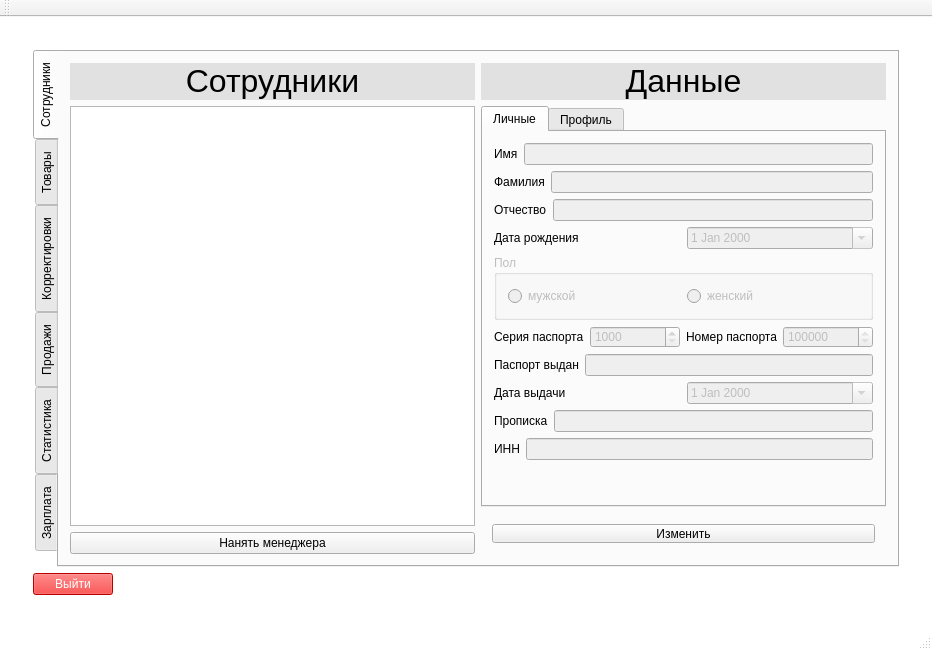
This is iSalary/iSalary/mainwindow.ui in Polikarpova/iSalary as Qt 5 draws it before an edit. The edited form follows.
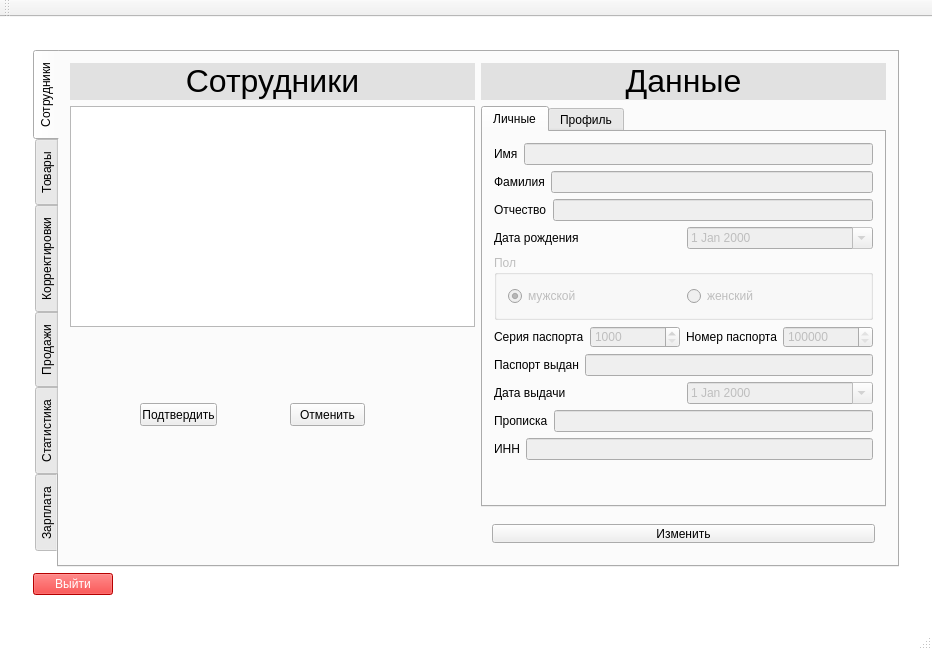
This is the edited form. The open tabs and pages were chosen to show the change.

Commit message:
Добавлена функция "Нанять менеджера"
Также вывод нового сотрудника в таблице

What changed in the file:
```diff
--- a/iSalary/iSalary/mainwindow.ui
+++ b/iSalary/iSalary/mainwindow.ui
@@ -17,8 +17,8 @@
    <string notr="true">QMainWindow {background-color: white}</string>
   </property>
   <widget class="QWidget" name="centralWidget">
-   <layout class="QVBoxLayout" name="verticalLayout_3">
-    <item>
+   <layout class="QGridLayout" name="gridLayout_4">
+    <item row="0" column="0">
      <widget class="QStackedWidget" name="stackedWidget_4">
       <property name="currentIndex">
        <number>1</number>
@@ -202,9 +202,9 @@
                <attribute name="title">
                 <string>Сотрудники</string>
                </attribute>
-               <layout class="QHBoxLayout" name="horizontalLayout_20">
-                <item>
-                 <layout class="QVBoxLayout" name="verticalLayout_2">
+               <layout class="QGridLayout" name="gridLayout_8">
+                <item row="0" column="0">
+                 <layout class="QVBoxLayout" name="verticalLayout_3">
                   <item>
                    <widget class="QLabel" name="label">
                     <property name="styleSheet">
@@ -219,15 +219,54 @@
                    <widget class="QTableView" name="managersTable"/>
                   </item>
                   <item>
-                   <widget class="QPushButton" name="newManagerButton">
-                    <property name="text">
-                     <string>Нанять менеджера</string>
+                   <widget class="QStackedWidget" name="addManagerButtons">
+                    <property name="currentIndex">
+                     <number>0</number>
                     </property>
+                    <widget class="QWidget" name="page_4">
+                     <layout class="QVBoxLayout" name="verticalLayout_2">
+                      <item>
+                       <widget class="QPushButton" name="newManagerButton">
+                        <property name="text">
+                         <string>Нанять менеджера</string>
+                        </property>
+                       </widget>
+                      </item>
+                     </layout>
+                    </widget>
+                    <widget class="QWidget" name="page_5">
+                     <widget class="QPushButton" name="submitAddManager">
+                      <property name="geometry">
+                       <rect>
+                        <x>70</x>
+                        <y>70</y>
+                        <width>77</width>
+                        <height>23</height>
+                       </rect>
+                      </property>
+                      <property name="text">
+                       <string>Подтвердить</string>
+                      </property>
+                     </widget>
+                     <widget class="QPushButton" name="cancelAddManager">
+                      <property name="geometry">
+                       <rect>
+                        <x>220</x>
+                        <y>70</y>
+                        <width>75</width>
+                        <height>23</height>
+                       </rect>
+                      </property>
+                      <property name="text">
+                       <string>Отменить</string>
+                      </property>
+                     </widget>
+                    </widget>
                    </widget>
                   </item>
                  </layout>
                 </item>
-                <item>
+                <item row="0" column="1">
                  <layout class="QVBoxLayout" name="verticalLayout">
                   <item>
                    <widget class="QLabel" name="label_2">
@@ -296,9 +335,15 @@
                         <layout class="QHBoxLayout" name="horizontalLayout_2">
                          <item>
                           <widget class="QRadioButton" name="maleRButton">
+                           <property name="enabled">
+                            <bool>false</bool>
+                           </property>
                            <property name="text">
                             <string>мужской</string>
                            </property>
+                           <property name="checked">
+                            <bool>true</bool>
+                           </property>
                           </widget>
                          </item>
                          <item>
```
Left out of the diff: 94 changed lines with no effect on the pictures. The commit also changes 2 other files.
